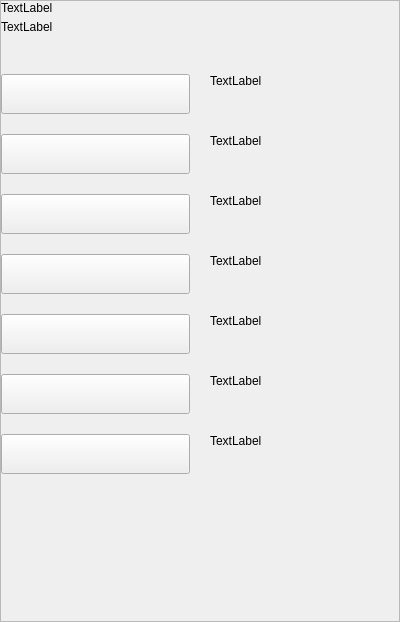
kopernikus-git/xnk-1, file src/qt/encocoin/settings/forms/settingswalletrepairwidget.ui: the form before one commit.
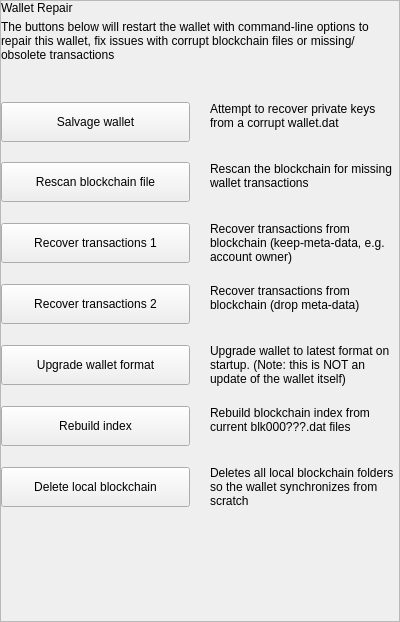
The form after the commit.

Commit message:
[Refactor][GUI] Set static texts in .ui files + add missing tr()
Set initial / static texts for widgets and dialogs in the .ui files instead of in the .cpp files, with notr where needed. Also add tr() where missing.
Finally clean up styling (missing spaces, branches on newlines).

```diff
--- a/src/qt/encocoin/settings/forms/settingswalletrepairwidget.ui
+++ b/src/qt/encocoin/settings/forms/settingswalletrepairwidget.ui
@@ -105,14 +105,14 @@
               <item>
                <widget class="QLabel" name="labelTitle">
                 <property name="text">
-                 <string>TextLabel</string>
+                 <string>Wallet Repair</string>
                 </property>
                </widget>
               </item>
               <item>
                <widget class="QLabel" name="labelSubtitle1">
                 <property name="text">
-                 <string>TextLabel</string>
+                 <string>The buttons below will restart the wallet with command-line options to repair this wallet, fix issues with corrupt blockchain files or missing/obsolete transactions</string>
                 </property>
                 <property name="wordWrap">
                  <bool>true</bool>
@@ -167,7 +167,7 @@
                  <enum>Qt::NoFocus</enum>
                 </property>
                 <property name="text">
-                 <string/>
+                 <string>Salvage wallet</string>
                 </property>
                </widget>
               </item>
@@ -176,7 +176,7 @@
             <item>
              <widget class="QLabel" name="labelMessageSalvage">
               <property name="text">
-               <string>TextLabel</string>
+               <string>Attempt to recover private keys from a corrupt wallet.dat</string>
               </property>
               <property name="alignment">
                <set>Qt::AlignLeading|Qt::AlignLeft|Qt::AlignTop</set>
@@ -232,7 +232,7 @@
                  <enum>Qt::NoFocus</enum>
                 </property>
                 <property name="text">
-                 <string/>
+                <string>Rescan blockchain file</string>
                 </property>
                </widget>
               </item>
@@ -241,7 +241,7 @@
             <item>
              <widget class="QLabel" name="labelMessageRescan">
               <property name="text">
-               <string>TextLabel</string>
+               <string>Rescan the blockchain for missing wallet transactions</string>
               </property>
               <property name="alignment">
                <set>Qt::AlignLeading|Qt::AlignLeft|Qt::AlignTop</set>
@@ -297,7 +297,7 @@
                  <enum>Qt::NoFocus</enum>
                 </property>
                 <property name="text">
-                 <string/>
+                 <string>Recover transactions 1</string>
                 </property>
                </widget>
               </item>
@@ -306,7 +306,7 @@
             <item>
              <widget class="QLabel" name="labelMessageRecover1">
               <property name="text">
-               <string>TextLabel</string>
+               <string>Recover transactions from blockchain (keep-meta-data, e.g. account owner)</string>
               </property>
               <property name="alignment">
                <set>Qt::AlignLeading|Qt::AlignLeft|Qt::AlignTop</set>
@@ -362,7 +362,7 @@
                  <enum>Qt::NoFocus</enum>
                 </property>
                 <property name="text">
-                 <string/>
+                 <string>Recover transactions 2</string>
                 </property>
                </widget>
               </item>
@@ -371,7 +371,7 @@
             <item>
              <widget class="QLabel" name="labelMessageRecover2">
               <property name="text">
-               <string>TextLabel</string>
+               <string>Recover transactions from blockchain (drop meta-data)</string>
               </property>
               <property name="alignment">
                <set>Qt::AlignLeading|Qt::AlignLeft|Qt::AlignTop</set>
@@ -427,7 +427,7 @@
                  <enum>Qt::NoFocus</enum>
                 </property>
                 <property name="text">
-                 <string/>
+                 <string>Upgrade wallet format</string>
                 </property>
                </widget>
               </item>
@@ -436,7 +436,7 @@
             <item>
              <widget class="QLabel" name="labelMessageUpgrade">
               <property name="text">
-               <string>TextLabel</string>
+               <string>Upgrade wallet to latest format on startup. (Note: this is NOT an update of the wallet itself)</string>
               </property>
               <property name="alignment">
                <set>Qt::AlignLeading|Qt::AlignLeft|Qt::AlignTop</set>
@@ -492,7 +492,7 @@
                  <enum>Qt::NoFocus</enum>
                 </property>
                 <property name="text">
-                 <string/>
+                 <string>Rebuild index</string>
                 </property>
                </widget>
               </item>
@@ -501,7 +501,7 @@
             <item>
              <widget class="QLabel" name="labelMessageRebuild">
               <property name="text">
-               <string>TextLabel</string>
+               <string>Rebuild blockchain index from current blk000???.dat files</string>
               </property>
               <property name="alignment">
                <set>Qt::AlignLeading|Qt::AlignLeft|Qt::AlignTop</set>
@@ -557,7 +557,7 @@
                  <enum>Qt::NoFocus</enum>
                 </property>
                 <property name="text">
-                 <string/>
+                 <string>Delete local blockchain</string>
                 </property>
                </widget>
               </item>
@@ -572,7 +572,7 @@
                </size>
               </property>
               <property name="text">
-               <string>TextLabel</string>
+               <string>Deletes all local blockchain folders so the wallet synchronizes from scratch</string>
               </property>
               <property name="alignment">
                <set>Qt::AlignLeading|Qt::AlignLeft|Qt::AlignTop</set>
```
The commit also changes 75 other files.
